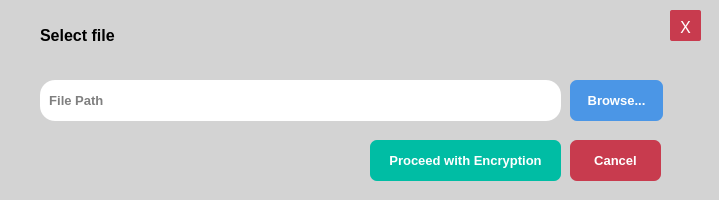
Qt form ui/EncryptionUi.ui (edeniyanda/CipheredVV) before a commit.
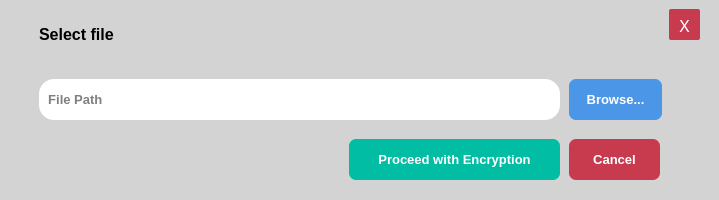
The same form after that commit. Icons and pictures are not drawn.

Commit message: Improve 'Proced with Encryption' Button

```diff
--- a/ui/EncryptionUi.ui
+++ b/ui/EncryptionUi.ui
@@ -22,11 +22,107 @@
 border-radius: 15px;</string>
   </property>
   <widget class="QWidget" name="centralwidget">
+   <layout class="QVBoxLayout" name="verticalLayout">
+    <item>
+     <widget class="QFrame" name="frame">
+      <property name="styleSheet">
+       <string notr="true">background-color: rgb(211, 211, 211);
+border-radius: 15px;</string>
+      </property>
+      <property name="frameShape">
+       <enum>QFrame::StyledPanel</enum>
+      </property>
+      <property name="frameShadow">
+       <enum>QFrame::Raised</enum>
+      </property>
+      <widget class="QPushButton" name="pushButtonProceed">
+       <property name="geometry">
+        <rect>
+         <x>340</x>
+         <y>130</y>
+         <width>211</width>
+         <height>41</height>
+        </rect>
+       </property>
+       <property name="font">
+        <font>
+         <family>Segoe UI</family>
+         <pointsize>10</pointsize>
+         <weight>75</weight>
+         <bold>true</bold>
+        </font>
+       </property>
+       <property name="styleSheet">
+        <string notr="true">QPushButton{
+	background-color:rgb(0, 189, 164);
+	color: white;
+	border-radius: 7px;
+}
+QPushButton:hover{
+	background-color:rgb(0, 157, 136)
+}</string>
+       </property>
+       <property name="text">
+        <string>Proceed with Encryption</string>
+       </property>
+      </widget>
+      <widget class="QLabel" name="label">
+       <property name="geometry">
+        <rect>
+         <x>30</x>
+         <y>10</y>
+         <width>101</width>
+         <height>31</height>
+        </rect>
+       </property>
+       <property name="font">
+        <font>
+         <family>Segoe UI</family>
+         <pointsize>12</pointsize>
+         <weight>75</weight>
+         <bold>true</bold>
+        </font>
+       </property>
+       <property name="text">
+        <string>Select file</string>
+       </property>
+      </widget>
+      <widget class="QPushButton" name="pushButtonBrowse">
+       <property name="geometry">
+        <rect>
+         <x>560</x>
+         <y>70</y>
+         <width>93</width>
+         <height>41</height>
+        </rect>
+       </property>
+       <property name="font">
+        <font>
+         <family>Segoe UI</family>
+         <pointsize>10</pointsize>
+         <weight>75</weight>
+         <bold>true</bold>
+        </font>
+       </property>
+       <property name="styleSheet">
+        <string notr="true">QPushButton{
+	background-color:rgb(75, 150, 230);
+	color: white;
+	border-radius: 7px;
+}
+QPushButton:hover{
+	background-color: rgb(60, 122, 184)
+}</string>
+       </property>
+       <property name="text">
+        <string>Browse...</string>
+       </property>
+      </widget>
    <widget class="QLineEdit" name="lineEditPath">
     <property name="geometry">
      <rect>
-      <x>40</x>
-      <y>80</y>
+         <x>30</x>
+         <y>70</y>
       <width>521</width>
       <height>41</height>
      </rect>
@@ -47,125 +143,11 @@
      <string>  File Path</string>
     </property>
    </widget>
-   <widget class="QPushButton" name="pushButtonBrowse">
-    <property name="geometry">
-     <rect>
-      <x>570</x>
-      <y>80</y>
-      <width>93</width>
-      <height>41</height>
-     </rect>
-    </property>
-    <property name="font">
-     <font>
-      <family>Segoe UI</family>
-      <pointsize>10</pointsize>
-      <weight>75</weight>
-      <bold>true</bold>
-     </font>
-    </property>
-    <property name="styleSheet">
-     <string notr="true">QPushButton{
-	background-color:rgb(75, 150, 230);
-	color: white;
-	border-radius: 7px;
-}
-QPushButton:hover{
-	background-color: rgb(60, 122, 184)
-}</string>
-    </property>
-    <property name="text">
-     <string>Browse...</string>
-    </property>
-   </widget>
-   <widget class="QLabel" name="label">
-    <property name="geometry">
-     <rect>
-      <x>40</x>
-      <y>20</y>
-      <width>91</width>
-      <height>31</height>
-     </rect>
-    </property>
-    <property name="font">
-     <font>
-      <family>Segoe UI</family>
-      <pointsize>12</pointsize>
-      <weight>75</weight>
-      <bold>true</bold>
-     </font>
-    </property>
-    <property name="text">
-     <string>Select file</string>
-    </property>
-   </widget>
-   <widget class="QPushButton" name="pushButtonProceed">
-    <property name="geometry">
-     <rect>
-      <x>370</x>
-      <y>140</y>
-      <width>191</width>
-      <height>41</height>
-     </rect>
-    </property>
-    <property name="font">
-     <font>
-      <family>Segoe UI</family>
-      <pointsize>10</pointsize>
-      <weight>75</weight>
-      <bold>true</bold>
-     </font>
-    </property>
-    <property name="styleSheet">
-     <string notr="true">QPushButton{
-	background-color:rgb(0, 189, 164);
-	color: white;
-	border-radius: 7px;
-}
-QPushButton:hover{
-	background-color:rgb(0, 157, 136)
-}</string>
-    </property>
-    <property name="text">
-     <string>Proceed with Encryption</string>
-    </property>
-   </widget>
-   <widget class="QPushButton" name="pushButtonCancel">
-    <property name="geometry">
-     <rect>
-      <x>570</x>
-      <y>140</y>
-      <width>91</width>
-      <height>41</height>
-     </rect>
-    </property>
-    <property name="font">
-     <font>
-      <family>Segoe UI</family>
-      <pointsize>10</pointsize>
-      <weight>75</weight>
-      <bold>true</bold>
-     </font>
-    </property>
-    <property name="styleSheet">
-     <string notr="true">QPushButton{
-	background-color:rgb(200, 59, 78);
-	color: white;
-	border-radius: 7px;
-}
-QPushButton:hover{
-	background-color: rgb(185, 54, 74)
-}</string>
-    </property>
-    <property name="text">
-     <string>Cancel</string>
-    </property>
-   </widget>
    <widget class="QPushButton" name="pushButtonCancel2">
     <property name="geometry">
      <rect>
-      <x>670</x>
-      <y>10</y>
+         <x>660</x>
+         <y>0</y>
       <width>31</width>
       <height>31</height>
      </rect>
@@ -197,6 +179,40 @@
      <string>X</string>
     </property>
    </widget>
+      <widget class="QPushButton" name="pushButtonCancel">
+       <property name="geometry">
+        <rect>
+         <x>560</x>
+         <y>130</y>
+         <width>91</width>
+         <height>41</height>
+        </rect>
+       </property>
+       <property name="font">
+        <font>
+         <family>Segoe UI</family>
+         <pointsize>10</pointsize>
+         <weight>75</weight>
+         <bold>true</bold>
+        </font>
+       </property>
+       <property name="styleSheet">
+        <string notr="true">QPushButton{
+	background-color:rgb(200, 59, 78);
+	color: white;
+	border-radius: 7px;
+}
+QPushButton:hover{
+	background-color: rgb(185, 54, 74)
+}</string>
+       </property>
+       <property name="text">
+        <string>Cancel</string>
+       </property>
+      </widget>
+     </widget>
+    </item>
+   </layout>
   </widget>
  </widget>
  <resources/>
```
Lines whose indentation alone changed are shown as unchanged. The commit also changes 8 other files.
